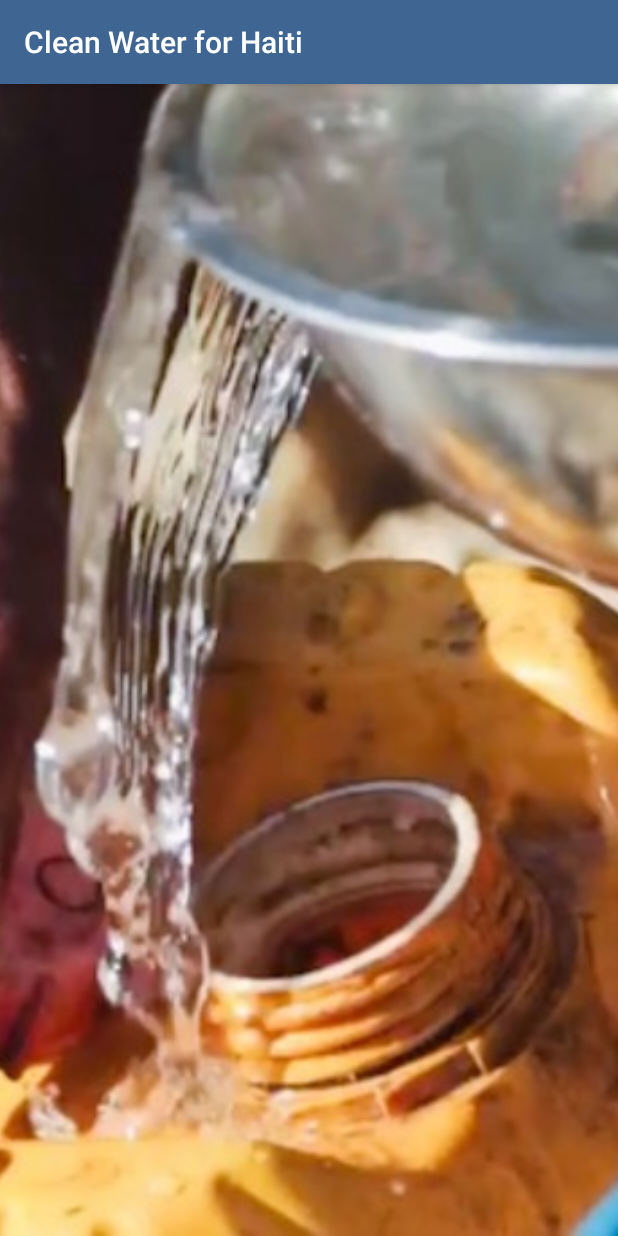
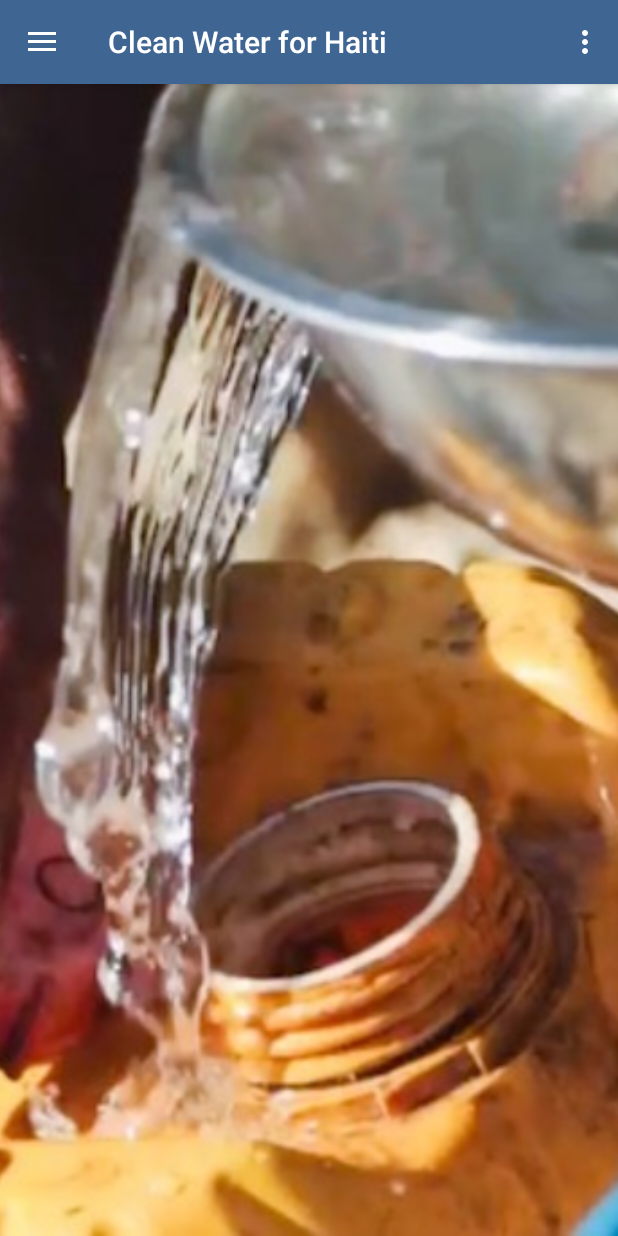
Before and after one commit to arolling/android-cwfh, an Android app: the screen it shows after launch (MainActivity), on a phone screen of 412 x 824 dp. Run offline under Robolectric (Android 15) with nearby library versions, the phone set to English and light mode, and no system bars; our stand-ins replace ButterKnife.

Commit message:
Add menu bar show of drawer

```diff
--- a/app/src/main/java/com/epicodus/localbusiness/MainActivity.java
+++ b/app/src/main/java/com/epicodus/localbusiness/MainActivity.java
@@ -1,7 +1,12 @@
 package com.epicodus.localbusiness;
 
+import android.content.res.Configuration;
+import android.support.v4.widget.DrawerLayout;
+import android.support.v7.app.ActionBarDrawerToggle;
 import android.support.v7.app.AppCompatActivity;
 import android.os.Bundle;
+import android.view.Menu;
+import android.view.MenuItem;
 import android.view.View;
 import android.widget.AdapterView;
 import android.widget.ArrayAdapter;
@@ -12,9 +17,12 @@ import android.widget.Toast;
 import butterknife.Bind;
 import butterknife.ButterKnife;
 
-public class MainActivity extends AppCompatActivity {
+public class MainActivity extends AppCompatActivity  {
     public static final String TAG = MainActivity.class.getSimpleName();
     @Bind(R.id.navList) ListView mNavList;
+    @Bind(R.id.drawer_layout) DrawerLayout mDrawerLayout;
+    private ActionBarDrawerToggle mDrawerToggle;
+    private String mActivityTitle;
     private ArrayAdapter<String> mAdapter;
 
     @Override
@@ -23,7 +31,12 @@ public class MainActivity extends AppCompatActivity {
         setContentView(R.layout.activity_main);
         ButterKnife.bind(this);
 
+        mActivityTitle = getTitle().toString();
         addDrawerItems();
+        setupDrawer();
+
+        getSupportActionBar().setDisplayHomeAsUpEnabled(true);
+        getSupportActionBar().setHomeButtonEnabled(true);
     }
 
     private void addDrawerItems(){
@@ -40,5 +53,61 @@ public class MainActivity extends AppCompatActivity {
         });
     }
 
+    private void setupDrawer(){
+        mDrawerToggle = new ActionBarDrawerToggle(this, mDrawerLayout, R.string.drawer_open, R.string.drawer_close){
+
+            public void onDrawerOpened(View drawerView){
+                super.onDrawerOpened(drawerView);
+                getSupportActionBar().setTitle("Explore");
+                invalidateOptionsMenu();
+
+            }
+
+            public void onDrawerClosed(View view){
+                super.onDrawerClosed(view);
+                getSupportActionBar().setTitle(mActivityTitle);
+                invalidateOptionsMenu();
+            }
+        };
+
+        mDrawerToggle.setDrawerIndicatorEnabled(true);
+        mDrawerLayout.addDrawerListener(mDrawerToggle);
+    }
+
+    @Override
+    protected void onPostCreate(Bundle savedInstanceState) {
+        super.onPostCreate(savedInstanceState);
+        // Sync the toggle state after onRestoreInstanceState has occurred.
+        mDrawerToggle.syncState();
+    }
+
+    @Override
+    public void onConfigurationChanged(Configuration newConfig) {
+        super.onConfigurationChanged(newConfig);
+        mDrawerToggle.onConfigurationChanged(newConfig);
+    }
+
+    @Override
+    public boolean onCreateOptionsMenu(Menu menu) {
+        // Inflate the menu; this adds items to the action bar if it is present.
+        getMenuInflater().inflate(R.menu.menu_main, menu);
+        return true;
+    }
+
+
+    @Override
+    public boolean onOptionsItemSelected(MenuItem item){
+        int id = item.getItemId();
+
+        if (id == R.id.action_settings) {
+            return true;
+        }
+
+        if (mDrawerToggle.onOptionsItemSelected(item)) {
+            return true;
+        }
+
+        return super.onOptionsItemSelected(item);
+    }
 
 }
--- a/app/src/main/res/layout/activity_main.xml
+++ b/app/src/main/res/layout/activity_main.xml
@@ -28,6 +28,6 @@
         android:id="@+id/navList"
         android:layout_width="200dp"
         android:layout_height="match_parent"
-        android:layout_gravity="left|start"
+        android:layout_gravity="start"
         android:background="#ffeeeeee"/>
 </android.support.v4.widget.DrawerLayout>
--- /dev/null
+++ b/app/src/main/res/menu/menu_main.xml
@@ -0,0 +1,10 @@
+<?xml version="1.0" encoding="utf-8"?>
+<menu xmlns:android="http://schemas.android.com/apk/res/android"
+    xmlns:app="http://schemas.android.com/apk/res-auto"
+    xmlns:tools="http://schemas.android.com/tools"
+    tools:context=".MainActivity">
+    <item android:id="@+id/action_settings"
+        android:title="@string/action_settings"
+        android:orderInCategory="100"
+        app:showAsAction="never"/>
+</menu>
--- a/app/src/main/res/values/strings.xml
+++ b/app/src/main/res/values/strings.xml
@@ -1,3 +1,6 @@
 <resources>
     <string name="app_name">Local Business</string>
+    <string name="drawer_open">Open navigation drawer</string>
+    <string name="drawer_close">Close navigation drawer</string>
+    <string name="action_settings">Settings</string>
 </resources>
```
